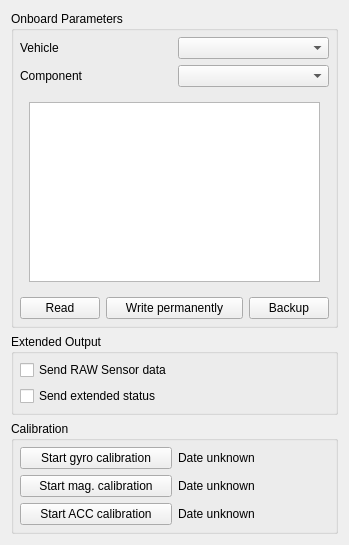
Above: src/ui/ParameterInterface.ui from mavlink/qgroundcontrol before the change. Below: the same form after it.
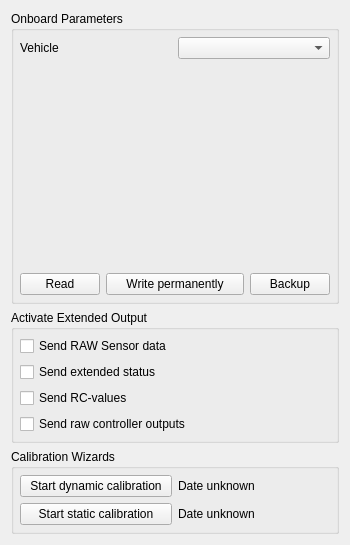
That is the form after the change.

Commit message: Pushed implementation of parameter settings, almost done. Added many new MAVLink messages needed for interaction with IMU

Patch:
```diff
--- a/src/ui/ParameterInterface.ui
+++ b/src/ui/ParameterInterface.ui
@@ -6,7 +6,7 @@
    <rect>
     <x>0</x>
     <y>0</y>
-    <width>349</width>
+    <width>350</width>
     <height>545</height>
    </rect>
   </property>
@@ -17,7 +17,7 @@
    <item row="1" column="0">
     <widget class="QGroupBox" name="groupBox">
      <property name="title">
-      <string>Extended Output</string>
+      <string>Activate Extended Output</string>
      </property>
      <layout class="QGridLayout" name="gridLayout_2">
       <property name="margin">
@@ -37,13 +37,27 @@
         </property>
        </widget>
       </item>
+      <item row="2" column="0">
+       <widget class="QCheckBox" name="checkBox">
+        <property name="text">
+         <string>Send RC-values</string>
+        </property>
+       </widget>
+      </item>
+      <item row="3" column="0">
+       <widget class="QCheckBox" name="checkBox_2">
+        <property name="text">
+         <string>Send raw controller outputs</string>
+        </property>
+       </widget>
+      </item>
      </layout>
     </widget>
    </item>
    <item row="2" column="0">
     <widget class="QGroupBox" name="groupBox_3">
      <property name="title">
-      <string>Calibration</string>
+      <string>Calibration Wizards</string>
      </property>
      <layout class="QGridLayout" name="gridLayout">
       <property name="margin">
@@ -52,7 +66,7 @@
       <item row="0" column="0">
        <widget class="QPushButton" name="gyroCalButton">
         <property name="text">
-         <string>Start gyro calibration</string>
+         <string>Start dynamic calibration</string>
         </property>
        </widget>
       </item>
@@ -66,7 +80,7 @@
       <item row="1" column="0">
        <widget class="QPushButton" name="magCalButton">
         <property name="text">
-         <string>Start mag. calibration</string>
+         <string>Start static calibration</string>
         </property>
        </widget>
       </item>
@@ -77,20 +91,6 @@
         </property>
        </widget>
       </item>
-      <item row="2" column="0">
-       <widget class="QPushButton" name="accCalButton">
-        <property name="text">
-         <string>Start ACC calibration</string>
-        </property>
-       </widget>
-      </item>
-      <item row="2" column="1">
-       <widget class="QLabel" name="accCalLabel">
-        <property name="text">
-         <string>Date unknown</string>
-        </property>
-       </widget>
-      </item>
      </layout>
     </widget>
    </item>
@@ -113,49 +113,35 @@
       <item row="0" column="2" colspan="2">
        <widget class="QComboBox" name="vehicleComboBox"/>
       </item>
-      <item row="1" column="0" colspan="2">
-       <widget class="QLabel" name="label_5">
-        <property name="text">
-         <string>Component</string>
-        </property>
-       </widget>
-      </item>
-      <item row="1" column="2" colspan="2">
-       <widget class="QComboBox" name="componentComboBox"/>
-      </item>
-      <item row="2" column="0" colspan="4">
-       <widget class="QStackedWidget" name="stackedWidget">
-        <widget class="QWidget" name="page">
-         <layout class="QHBoxLayout" name="horizontalLayout">
-          <item>
-           <widget class="QListWidget" name="listWidget"/>
-          </item>
-         </layout>
-        </widget>
-        <widget class="QWidget" name="page_2"/>
-       </widget>
-      </item>
-      <item row="3" column="0">
+      <item row="2" column="0">
        <widget class="QPushButton" name="readParamsButton">
         <property name="text">
          <string>Read</string>
         </property>
        </widget>
       </item>
-      <item row="3" column="1" colspan="2">
+      <item row="2" column="1" colspan="2">
        <widget class="QPushButton" name="writeParamsButton">
         <property name="text">
          <string>Write permanently</string>
         </property>
        </widget>
       </item>
-      <item row="3" column="3">
+      <item row="2" column="3">
        <widget class="QPushButton" name="backupParamsButton">
         <property name="text">
          <string>Backup</string>
         </property>
        </widget>
       </item>
+      <item row="1" column="0" colspan="4">
+       <widget class="QStackedWidget" name="stackedWidget">
+        <widget class="QWidget" name="page">
+         <layout class="QVBoxLayout" name="verticalLayout"/>
+        </widget>
+        <widget class="QWidget" name="page_2"/>
+       </widget>
+      </item>
      </layout>
     </widget>
    </item>
```
The commit also changes 9 other files.
